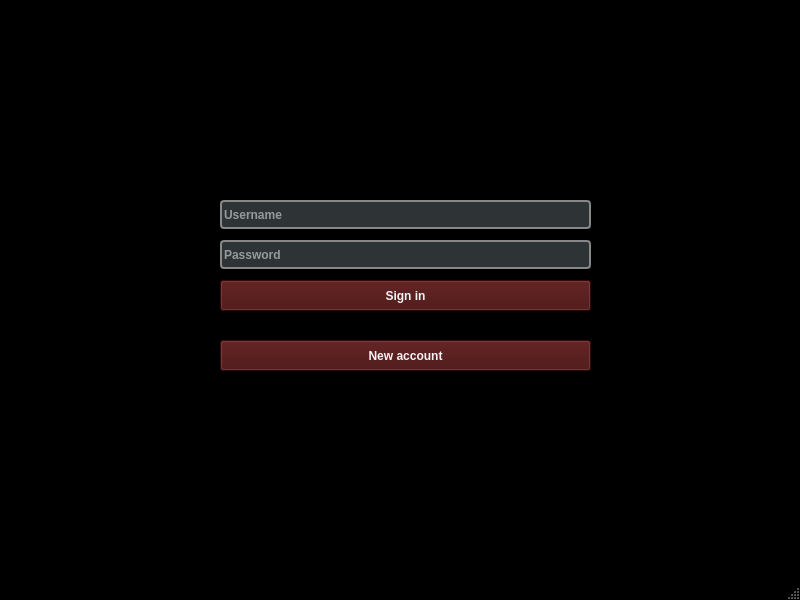
Qt form mainwindow.ui (NareszcieCosSieDzieje/SK-Wisielec) before a commit.
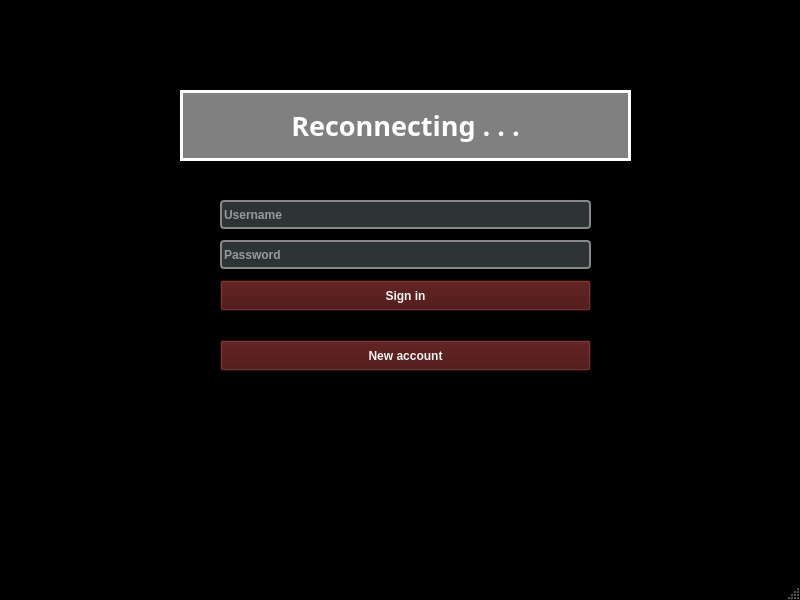
The same form after that commit. The open tabs and pages were chosen to show the change.

Patch:
```diff
--- a/mainwindow.ui
+++ b/mainwindow.ui
@@ -147,6 +147,33 @@
        <string>New account</string>
       </property>
      </widget>
+     <widget class="QLabel" name="labelReco">
+      <property name="geometry">
+       <rect>
+        <x>180</x>
+        <y>90</y>
+        <width>451</width>
+        <height>71</height>
+       </rect>
+      </property>
+      <property name="font">
+       <font>
+        <family>Sans</family>
+        <pointsize>20</pointsize>
+        <weight>75</weight>
+        <bold>true</bold>
+       </font>
+      </property>
+      <property name="styleSheet">
+       <string notr="true">background: grey; color: white; border: 3px solid white;</string>
+      </property>
+      <property name="text">
+       <string>Reconnecting . . .</string>
+      </property>
+      <property name="alignment">
+       <set>Qt::AlignCenter</set>
+      </property>
+     </widget>
     </widget>
     <widget class="QWidget" name="pageRegister">
      <widget class="QPushButton" name="pushButtonSignup">
```
Left out of the diff: 2 changed lines with no effect on the pictures.
